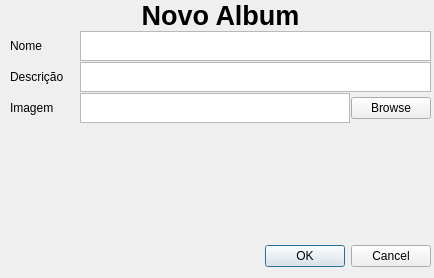
AlexFMM/mp3Player, file addalbumform.ui: the form before one commit.
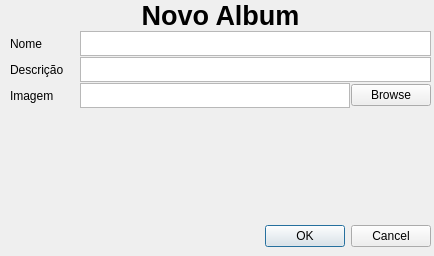
The form after the commit.

Commit message: Secondary forms desgin changed

Patch:
```diff
--- a/addalbumform.ui
+++ b/addalbumform.ui
@@ -10,7 +10,7 @@
     <x>0</x>
     <y>0</y>
     <width>434</width>
-    <height>278</height>
+    <height>256</height>
    </rect>
   </property>
   <property name="windowTitle">
@@ -20,7 +20,7 @@
    <property name="geometry">
     <rect>
      <x>90</x>
-     <y>240</y>
+     <y>220</y>
      <width>341</width>
      <height>32</height>
     </rect>
@@ -38,7 +38,7 @@
      <x>10</x>
      <y>0</y>
      <width>421</width>
-     <height>231</height>
+     <height>211</height>
     </rect>
    </property>
    <layout class="QVBoxLayout" name="verticalLayout" stretch="1,1,1,1">
@@ -116,10 +116,16 @@
       </item>
       <item>
        <widget class="QTextEdit" name="nome">
+        <property name="minimumSize">
+         <size>
+          <width>0</width>
+          <height>25</height>
+         </size>
+        </property>
         <property name="maximumSize">
          <size>
           <width>16777215</width>
-          <height>30</height>
+          <height>25</height>
          </size>
         </property>
         <property name="tabChangesFocus">
@@ -152,10 +158,16 @@
       </item>
       <item>
        <widget class="QTextEdit" name="descricao">
+        <property name="minimumSize">
+         <size>
+          <width>0</width>
+          <height>25</height>
+         </size>
+        </property>
         <property name="maximumSize">
          <size>
           <width>16777215</width>
-          <height>30</height>
+          <height>25</height>
          </size>
         </property>
         <property name="tabChangesFocus">
@@ -188,10 +200,16 @@
       </item>
       <item>
        <widget class="QTextEdit" name="imageFile">
+        <property name="minimumSize">
+         <size>
+          <width>0</width>
+          <height>25</height>
+         </size>
+        </property>
         <property name="maximumSize">
          <size>
           <width>16777215</width>
-          <height>30</height>
+          <height>25</height>
          </size>
         </property>
         <property name="tabChangesFocus">
```
The commit also changes 6 other files.
